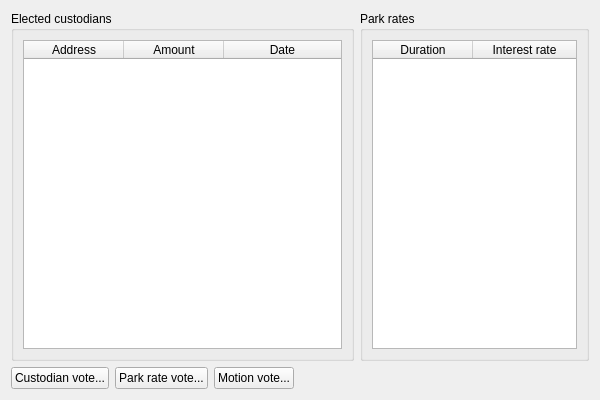
Qt form src/qt/forms/votepage.ui (creon-nu/Nu) before a commit.
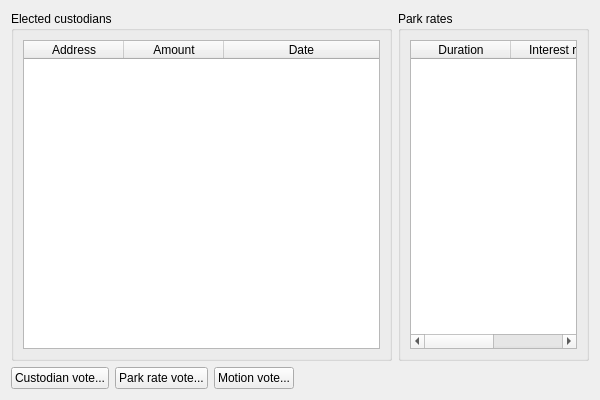
The same form after that commit. Icons and pictures are not drawn.

Commit message: Made the custodian list large enough to display large amounts on one row

The edit to the form file:
```diff
--- a/src/qt/forms/votepage.ui
+++ b/src/qt/forms/votepage.ui
@@ -23,7 +23,7 @@
       <widget class="QGroupBox" name="groupBox">
        <property name="sizePolicy">
         <sizepolicy hsizetype="Preferred" vsizetype="Preferred">
-         <horstretch>3</horstretch>
+         <horstretch>4</horstretch>
          <verstretch>0</verstretch>
         </sizepolicy>
        </property>
```
Left out of the diff: 5 changed lines with no effect on the pictures.
